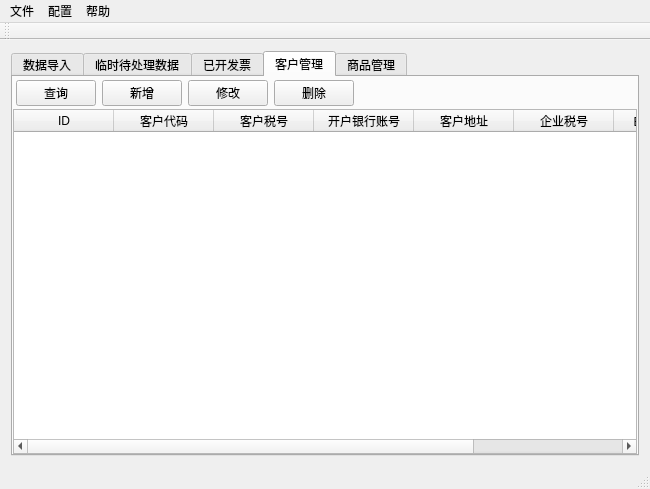
Above: src/invoice/gui/mainwindow.ui from lcw2004/fapiao before the change. Below: the same form after it.
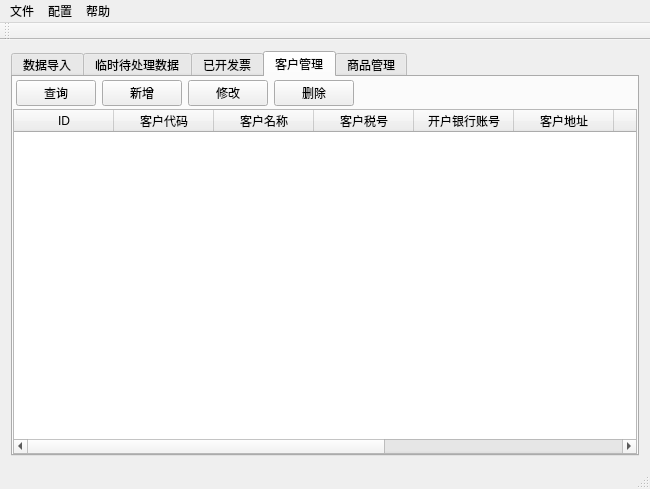
That is the form after the change. The open tabs and pages were chosen to show the change. Icons and pictures are not drawn.

Commit message: 完成客户信息的修改

Patch:
```diff
--- a/src/invoice/gui/mainwindow.ui
+++ b/src/invoice/gui/mainwindow.ui
@@ -485,7 +485,7 @@
            <number>0</number>
           </property>
           <property name="columnCount">
-           <number>8</number>
+           <number>10</number>
           </property>
           <column>
            <property name="text">
@@ -497,6 +497,11 @@
             <string>客户代码</string>
            </property>
           </column>
+          <column>
+           <property name="text">
+            <string>客户名称</string>
+           </property>
+          </column>
           <column>
            <property name="text">
             <string>客户税号</string>
@@ -527,6 +532,11 @@
             <string>开票汇总名称</string>
            </property>
           </column>
+          <column>
+           <property name="text">
+            <string>备注</string>
+           </property>
+          </column>
          </widget>
         </item>
        </layout>
```
Left out of the diff: 2 changed lines with no effect on the pictures. The commit also changes 3 other files.
